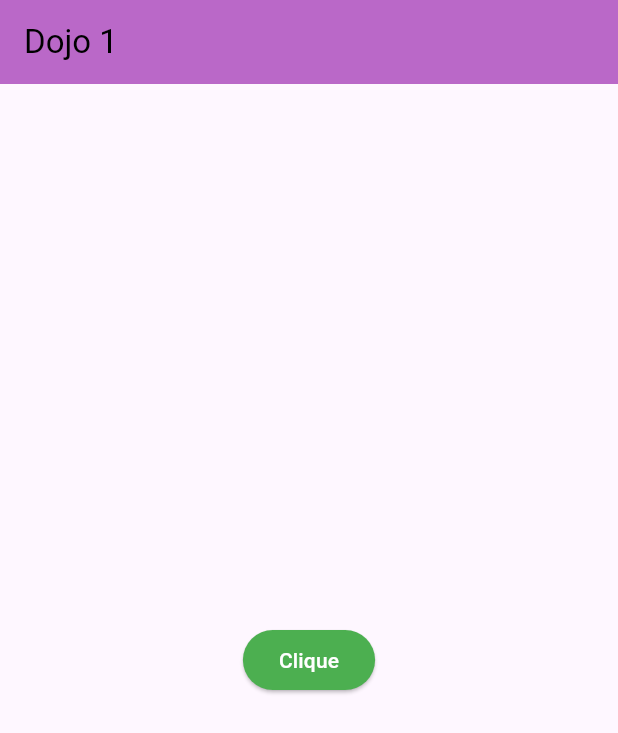
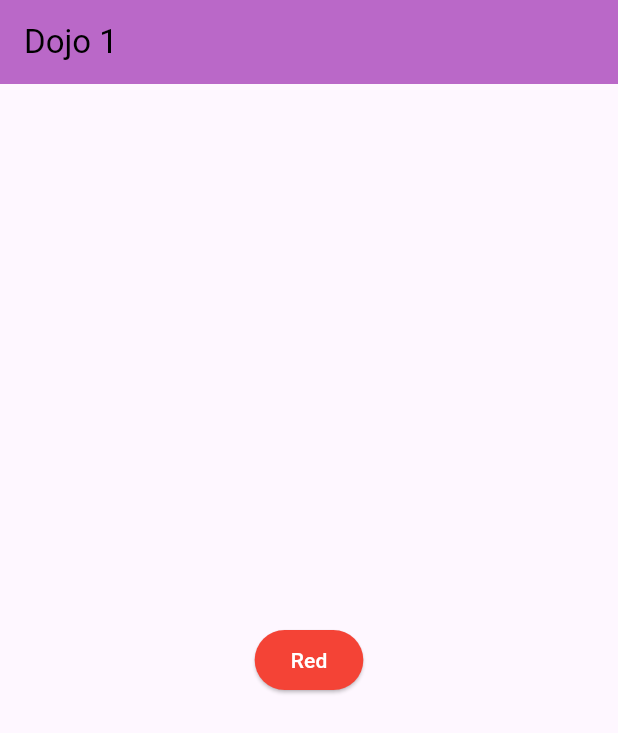
Before and after one commit to Koruji/Flutter_dojo, a Flutter app: the screen it shows after launch, on a phone screen of 412 x 824 dp. Shown: the top 733 px of the screen. Run offline on Flutter 3.47's test engine with Material 3 defaults, Android fonts, the phone set to English and light mode, and no system bars.

Commit message:
Color and label button change onPress

```diff
--- a/lib/main.dart
+++ b/lib/main.dart
@@ -28,7 +28,25 @@
 }
 
 class _MyHomePageState extends State<MyHomePage> {
-  bool _onPress = false;
+  int _counter = 0;
+  final List<Color> _colors = <Color>[
+    Colors.red,
+    Colors.blue,
+    Colors.pink,
+    Colors.green,
+  ];
+
+  final List<String> _buttonTitle = <String>['Red', 'Blue', 'Pink', 'Green'];
+
+  void _changeColor() {
+    setState(() {
+      if (_counter < _colors.length - 1) {
+        _counter++;
+      } else {
+        _counter = 0;
+      }
+    });
+  }
 
   @override
   Widget build(BuildContext context) {
@@ -45,16 +63,13 @@
         child: Center(
           child: ElevatedButton(
             style: ButtonStyle(
-              backgroundColor: _onPress
-                  ? WidgetStatePropertyAll<Color>(Colors.red)
-                  : WidgetStatePropertyAll<Color>(Colors.green),
+              backgroundColor: WidgetStatePropertyAll<Color>(_colors[_counter]),
             ),
-            child: Text('Clique', style: TextStyle(color: Colors.white)),
-            onPressed: () {
-              setState(() {
-                _onPress = !_onPress;
-              });
-            },
+            onPressed: _changeColor,
+            child: Text(
+              _buttonTitle[_counter],
+              style: TextStyle(color: Colors.white),
+            ),
           ),
         ),
       ),
```
